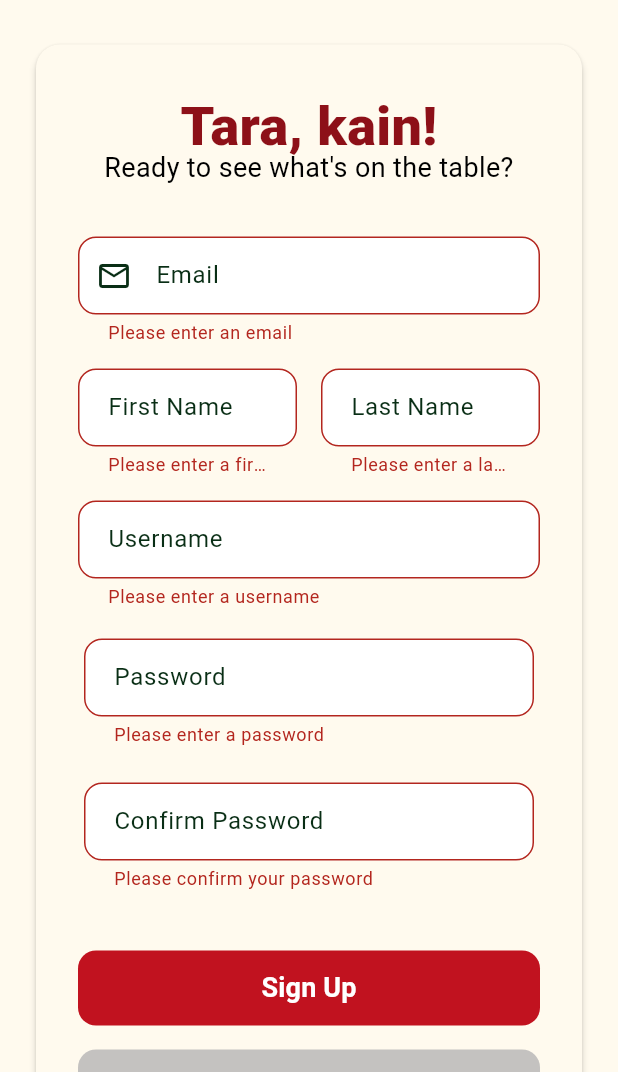
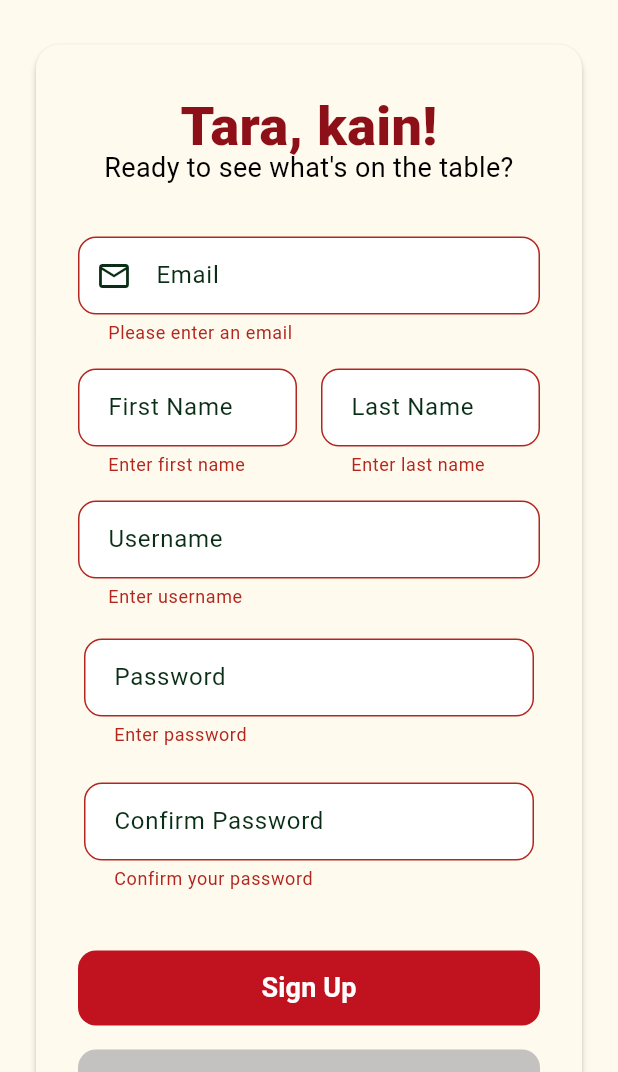
Before and after one commit to mppesino/CMSC-23-CFM, a Flutter app: the SignupPage screen opened by its route, after a tap on "Sign Up", on a phone screen of 412 x 824 dp, the part 164-1236 px from its top. Run offline on Flutter 3.47's test engine with Material 3 defaults, Android fonts, the phone set to English and light mode, and no system bars; our stand-ins replace cloud_firestore, email_validator, firebase_auth, firebase_core, google_fonts; accounts and stored records are empty.

Commit message:
ui: fixed welcome layouting

```diff
--- a/food_sharing/lib/component/buttons.dart
+++ b/food_sharing/lib/component/buttons.dart
@@ -20,12 +20,13 @@ class PrimaryButton extends StatelessWidget {
   @override
   Widget build(BuildContext context) {
     final bool isRed = style == "red";
+    final bool isYellow = style == "yellow";
 
     return ElevatedButton(
       onPressed: onPressed,
       style: ElevatedButton.styleFrom(
-        backgroundColor: isRed ? BrandColors.red : BrandColors.gray,
-        foregroundColor: isRed ? BrandColors.white : BrandColors.black,
+        backgroundColor: isRed ? BrandColors.red : isYellow ? BrandColors.yellow : BrandColors.gray,
+        foregroundColor: isRed ? BrandColors.white : isYellow ? BrandColors.darkYellow : BrandColors.black,
         elevation: 0,
         minimumSize: const Size(200, 50),
         shape: RoundedRectangleBorder(
--- a/food_sharing/lib/screen/auth/signup_page.dart
+++ b/food_sharing/lib/screen/auth/signup_page.dart
@@ -11,10 +11,14 @@ class SignupPage extends StatefulWidget {
   final String title;
   final List<String> subtitle;
 
-  SignupPage({super.key, required this.title, required this.subtitle});
+  const SignupPage({
+    super.key,
+    required this.title,
+    required this.subtitle,
+  });
 
   @override
-  SignupPageState createState() => SignupPageState();
+  State<SignupPage> createState() => SignupPageState();
 }
 
 class SignupPageState extends State<SignupPage> {
@@ -29,7 +33,9 @@ class SignupPageState extends State<SignupPage> {
   late TextEditingController _passwordController;
   late TextEditingController _confirmController;
 
-  String? _firebaseErrorCode;
+  // Firebase UI errors (separate from validators)
+  String? _emailError;
+  String? _passwordError;
 
   @override
   void initState() {
@@ -59,31 +65,42 @@ class SignupPageState extends State<SignupPage> {
     return Scaffold(
       body: Stack(
         children: [
-          FullHeightColumn(children: [
+          FullHeightColumn(
+            children: [
               const SizedBox(height: 40),
 
-            SaloHeader(title: widget.title, subtitle: widget.subtitle),
+              SaloHeader(
+                title: widget.title,
+                subtitle: widget.subtitle,
+              ),
 
               Expanded(
                 child: Form(
                   key: _signupFormKey,
                   child: Padding(
-                  padding: const EdgeInsets.symmetric(horizontal: 20, vertical: 20),
+                    padding: const EdgeInsets.symmetric(
+                      horizontal: 20,
+                      vertical: 20,
+                    ),
                     child: SectionCard(
                       children: [
                         const SizedBox(height: 20),
+
                         Text(
                           "Tara, kain!",
                           style: TextStyleTheme.heading,
                           textAlign: TextAlign.center,
                         ),
+
                         Text(
                           "Ready to see what's on the table?",
                           style: TextStyleTheme.body,
                           textAlign: TextAlign.center,
                         ),
+
                         const SizedBox(height: 25),
 
+                        // EMAIL
                         Padding(
                           padding: TextStyleTheme.insets,
                           child: TextFormField(
@@ -92,7 +109,7 @@ class SignupPageState extends State<SignupPage> {
                             decoration: TextStyleTheme.textInput(
                               label: "Email",
                               prefixIcon: const Icon(Icons.mail_outline),
-                          ),
+                            ).copyWith(errorText: _emailError),
                             validator: (value) {
                               if (value == null || value.isEmpty) {
                                 return 'Please enter an email';
@@ -100,14 +117,12 @@ class SignupPageState extends State<SignupPage> {
                               if (!EmailValidator.validate(value)) {
                                 return 'Please enter a valid email address';
                               }
-                            if (_firebaseErrorCode == 'email-already-in-use') {
-                              return 'An account already exists for this email';
-                            }
                               return null;
                             },
                           ),
                         ),
 
+                        // NAME ROW
                         Row(
                           children: [
                             Expanded(
@@ -116,10 +131,12 @@ class SignupPageState extends State<SignupPage> {
                                 child: TextFormField(
                                   controller: _fnameController,
                                   cursorColor: BrandColors.green,
-                                decoration: TextStyleTheme.textInput(label: "First Name"),
+                                  decoration: TextStyleTheme.textInput(
+                                    label: "First Name",
+                                  ),
                                   validator: (value) {
                                     if (value == null || value.isEmpty) {
-                                    return 'Please enter a first name';
+                                      return 'Enter first name';
                                     }
                                     return null;
                                   },
@@ -132,10 +149,12 @@ class SignupPageState extends State<SignupPage> {
                                 child: TextFormField(
                                   controller: _lnameController,
                                   cursorColor: BrandColors.darkGreen,
-                                decoration: TextStyleTheme.textInput(label: "Last Name"),
+                                  decoration: TextStyleTheme.textInput(
+                                    label: "Last Name",
+                                  ),
                                   validator: (value) {
                                     if (value == null || value.isEmpty) {
-                                    return 'Please enter a last name';
+                                      return 'Enter last name';
                                     }
                                     return null;
                                   },
@@ -145,62 +164,68 @@ class SignupPageState extends State<SignupPage> {
                           ],
                         ),
 
+                        // USERNAME
                         Padding(
                           padding: TextStyleTheme.insets,
                           child: TextFormField(
                             controller: _userNameController,
                             cursorColor: BrandColors.darkGreen,
-                          decoration: TextStyleTheme.textInput(label: "Username"),
+                            decoration: TextStyleTheme.textInput(
+                              label: "Username",
+                            ),
                             validator: (value) {
                               if (value == null || value.isEmpty) {
-                              return 'Please enter a username';
+                                return 'Enter username';
                               }
                               return null;
                             },
                           ),
                         ),
 
+                        // PASSWORD
                         Padding(
                           padding: const EdgeInsets.all(12),
                           child: TextFormField(
                             controller: _passwordController,
                             cursorColor: BrandColors.darkGreen,
                             obscureText: true,
-                          decoration: TextStyleTheme.textInput(label: "Password"),
+                            decoration: TextStyleTheme.textInput(
+                              label: "Password",
+                            ).copyWith(errorText: _passwordError),
                             validator: (value) {
                               if (value == null || value.isEmpty) {
-                              return 'Please enter a password';
+                                return 'Enter password';
                               }
                               if (value.length < 8) {
-                              return 'Password must be at least 8 characters long';
+                                return 'Min 8 characters';
                               }
                               if (!RegExp(r'[A-Za-z]').hasMatch(value)) {
-                              return 'Password must contain at least one letter';
+                                return 'Must include a letter';
                               }
                               if (!RegExp(r'\d').hasMatch(value)) {
-                              return 'Password must contain at least one number';
+                                return 'Must include a number';
                               }
                               if (!RegExp(r'[!@#$%^&*(),.?":{}|<>]').hasMatch(value)) {
-                              return 'Password must contain at least one special character';
-                            }
-                            if (_firebaseErrorCode == 'weak-password') {
-                              return 'Password is too weak';
+                                return 'Must include a special character';
                               }
                               return null;
                             },
                           ),
                         ),
 
+                        // CONFIRM PASSWORD
                         Padding(
                           padding: const EdgeInsets.all(12),
                           child: TextFormField(
                             controller: _confirmController,
                             cursorColor: BrandColors.darkGreen,
                             obscureText: true,
-                          decoration: TextStyleTheme.textInput(label: "Confirm Password"),
+                            decoration: TextStyleTheme.textInput(
+                              label: "Confirm Password",
+                            ),
                             validator: (value) {
                               if (value == null || value.isEmpty) {
-                              return 'Please confirm your password';
+                                return 'Confirm your password';
                               }
                               if (value != _passwordController.text) {
                                 return 'Passwords do not match';
@@ -234,14 +259,18 @@ class SignupPageState extends State<SignupPage> {
                   ),
                 ),
               ),
+
               const SizedBox(height: 20),
-          ]),
+            ],
+          ),
 
           if (_isLoading)
             Container(
               color: Colors.black.withOpacity(0.4),
               child: const Center(
-                child: CircularProgressIndicator(color: BrandColors.mediumGreen),
+                child: CircularProgressIndicator(
+                  color: BrandColors.mediumGreen,
+                ),
               ),
             ),
         ],
@@ -254,11 +283,13 @@ class SignupPageState extends State<SignupPage> {
 
     setState(() {
       _isLoading = true;
+      _emailError = null;
+      _passwordError = null;
     });
 
     final authProvider = context.read<AppAuthProvider>();
 
-    String? code = await authProvider.signUp(
+    final code = await authProvider.signUp(
       _fnameController.text,
       _lnameController.text,
       _userNameController.text,
@@ -274,10 +305,13 @@ class SignupPageState extends State<SignupPage> {
 
     if (code != null) {
       setState(() {
-        _firebaseErrorCode = code;
+        if (code == 'email-already-in-use') {
+          _emailError = "An account already exists for this email";
+        }
+        if (code == 'weak-password') {
+          _passwordError = "Password is too weak";
+        }
       });
-
-      _signupFormKey.currentState!.validate();
       return;
     }
 
--- a/food_sharing/lib/theme/app_theme.dart
+++ b/food_sharing/lib/theme/app_theme.dart
@@ -37,6 +37,7 @@ class BrandColors {
   static const red = Color.fromARGB(255, 193, 18, 31);
   static const darkRed = Color.fromARGB(255, 141, 16, 24);
   static const yellow = Color.fromARGB(255, 246, 189, 96);
+  static const darkYellow = Color.fromARGB(255, 102, 72, 24);
   static const black = Colors.black;
   static const white = Colors.white;
   static const gray = Color.fromARGB(255, 196, 194, 192);
@@ -103,7 +104,6 @@ class TextStyleTheme {
     color: BrandColors.black
   );
 
-
   static final button = GoogleFonts.sourGummy(
     fontSize: 18,
     fontWeight: FontWeight.w700,
```
Also changed, not shown: food_sharing/lib/screen/auth/welcome.dart (+42 -87 lines). Lines whose indentation alone changed are shown as unchanged.
